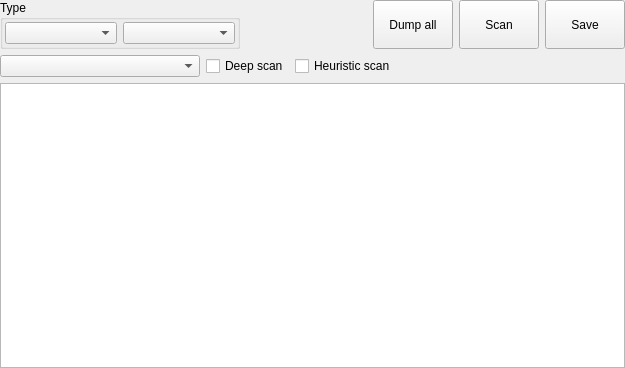
horsicq/XExtractorWidget, file xextractorwidget.ui: the form before one commit.
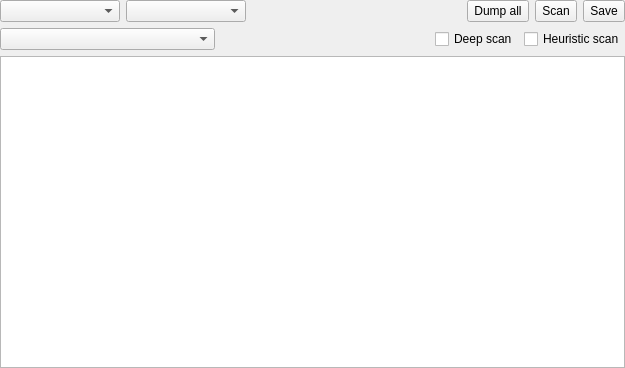
The form after the commit. Custom widgets are drawn as their Qt base class.

What changed in the file:
```diff
--- a/xextractorwidget.ui
+++ b/xextractorwidget.ui
@@ -29,36 +29,39 @@
    <item>
     <layout class="QHBoxLayout" name="horizontalLayout">
      <item>
-      <widget class="QGroupBox" name="groupBoxType">
+      <widget class="QComboBox" name="comboBoxType">
        <property name="minimumSize">
         <size>
-         <width>240</width>
+         <width>120</width>
          <height>0</height>
         </size>
        </property>
-       <property name="title">
-        <string>Type</string>
+      </widget>
+     </item>
+     <item>
+      <widget class="QComboBox" name="comboBoxMapMode">
+       <property name="minimumSize">
+        <size>
+         <width>120</width>
+         <height>0</height>
+        </size>
        </property>
-       <layout class="QHBoxLayout" name="horizontalLayout_3">
-        <property name="leftMargin">
-         <number>2</number>
-        </property>
-        <property name="topMargin">
-         <number>2</number>
-        </property>
-        <property name="rightMargin">
-         <number>2</number>
-        </property>
-        <property name="bottomMargin">
-         <number>2</number>
-        </property>
-        <item>
-         <widget class="QComboBox" name="comboBoxType"/>
-        </item>
-        <item>
-         <widget class="QComboBox" name="comboBoxMapMode"/>
-        </item>
-       </layout>
+      </widget>
+     </item>
+     <item>
+      <widget class="QLabel" name="labelSize">
+       <property name="minimumSize">
+        <size>
+         <width>100</width>
+         <height>0</height>
+        </size>
+       </property>
+       <property name="text">
+        <string/>
+       </property>
+       <property name="alignment">
+        <set>Qt::AlignRight|Qt::AlignTrailing|Qt::AlignVCenter</set>
+       </property>
       </widget>
      </item>
      <item>
@@ -75,7 +78,7 @@
       </spacer>
      </item>
      <item>
-      <widget class="QPushButton" name="pushButtonDumpAll">
+      <widget class="QToolButton" name="toolButtonDumpAll">
        <property name="sizePolicy">
         <sizepolicy hsizetype="Minimum" vsizetype="Minimum">
          <horstretch>0</horstretch>
@@ -85,10 +88,13 @@
        <property name="text">
         <string>Dump all</string>
        </property>
+       <property name="toolButtonStyle">
+        <enum>Qt::ToolButtonTextBesideIcon</enum>
+       </property>
       </widget>
      </item>
      <item>
-      <widget class="QPushButton" name="pushButtonScan">
+      <widget class="QToolButton" name="toolButtonScan">
        <property name="sizePolicy">
         <sizepolicy hsizetype="Minimum" vsizetype="Minimum">
          <horstretch>0</horstretch>
@@ -98,10 +104,13 @@
        <property name="text">
         <string>Scan</string>
        </property>
+       <property name="toolButtonStyle">
+        <enum>Qt::ToolButtonTextBesideIcon</enum>
+       </property>
       </widget>
      </item>
      <item>
-      <widget class="QPushButton" name="pushButtonSave">
+      <widget class="QToolButton" name="toolButtonSave">
        <property name="sizePolicy">
         <sizepolicy hsizetype="Minimum" vsizetype="Minimum">
          <horstretch>0</horstretch>
@@ -111,6 +120,9 @@
        <property name="text">
         <string>Save</string>
        </property>
+       <property name="toolButtonStyle">
+        <enum>Qt::ToolButtonTextBesideIcon</enum>
+       </property>
       </widget>
      </item>
     </layout>
@@ -133,6 +145,19 @@
        </property>
       </widget>
      </item>
+     <item>
+      <spacer name="horizontalSpacer">
+       <property name="orientation">
+        <enum>Qt::Horizontal</enum>
+       </property>
+       <property name="sizeHint" stdset="0">
+        <size>
+         <width>40</width>
+         <height>20</height>
+        </size>
+       </property>
+      </spacer>
+     </item>
      <item>
       <widget class="QCheckBox" name="checkBoxDeepScan">
        <property name="text">
@@ -147,35 +172,6 @@
        </property>
       </widget>
      </item>
-     <item>
-      <widget class="QLabel" name="labelSize">
-       <property name="minimumSize">
-        <size>
-         <width>100</width>
-         <height>0</height>
-        </size>
-       </property>
-       <property name="text">
-        <string/>
-       </property>
-       <property name="alignment">
-        <set>Qt::AlignRight|Qt::AlignTrailing|Qt::AlignVCenter</set>
-       </property>
-      </widget>
-     </item>
-     <item>
-      <spacer name="horizontalSpacer">
-       <property name="orientation">
-        <enum>Qt::Horizontal</enum>
-       </property>
-       <property name="sizeHint" stdset="0">
-        <size>
-         <width>40</width>
-         <height>20</height>
-        </size>
-       </property>
-      </spacer>
-     </item>
     </layout>
    </item>
    <item>
```
